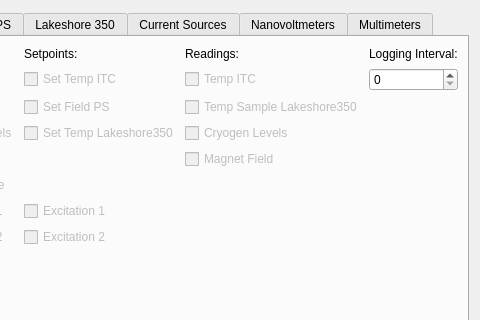
This is configurations/Logger_conf.ui in Cryostat-GUI/Cryostat-GUI as Qt 5 draws it before an edit; both pictures show x 183 to 663 and y 0 to 320 of the 663 by 443 pixel window. The edited form follows.
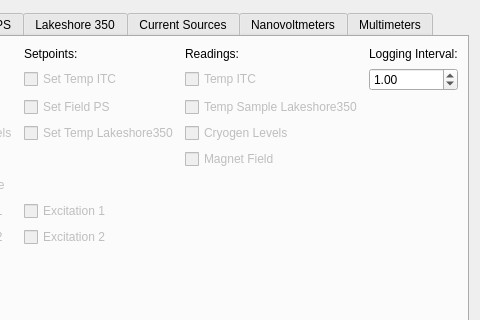
This is the edited form.

Commit message:
implement live logging possibility
change logging inter

Diff of the .ui file:
```diff
--- a/configurations/Logger_conf.ui
+++ b/configurations/Logger_conf.ui
@@ -217,9 +217,6 @@
          </property>
         </widget>
        </item>
-       <item row="1" column="3">
-        <widget class="QSpinBox" name="general_spinSetInterval"/>
-       </item>
        <item row="0" column="0">
         <widget class="QLabel" name="label">
          <property name="text">
@@ -248,6 +245,16 @@
          </property>
         </widget>
        </item>
+       <item row="1" column="3">
+        <widget class="QDoubleSpinBox" name="general_spinSetInterval">
+         <property name="maximum">
+          <double>3600.000000000000000</double>
+         </property>
+         <property name="value">
+          <double>1.000000000000000</double>
+         </property>
+        </widget>
+       </item>
       </layout>
      </widget>
      <widget class="QWidget" name="tab_ITC">
```
The commit also changes 2 other files.
